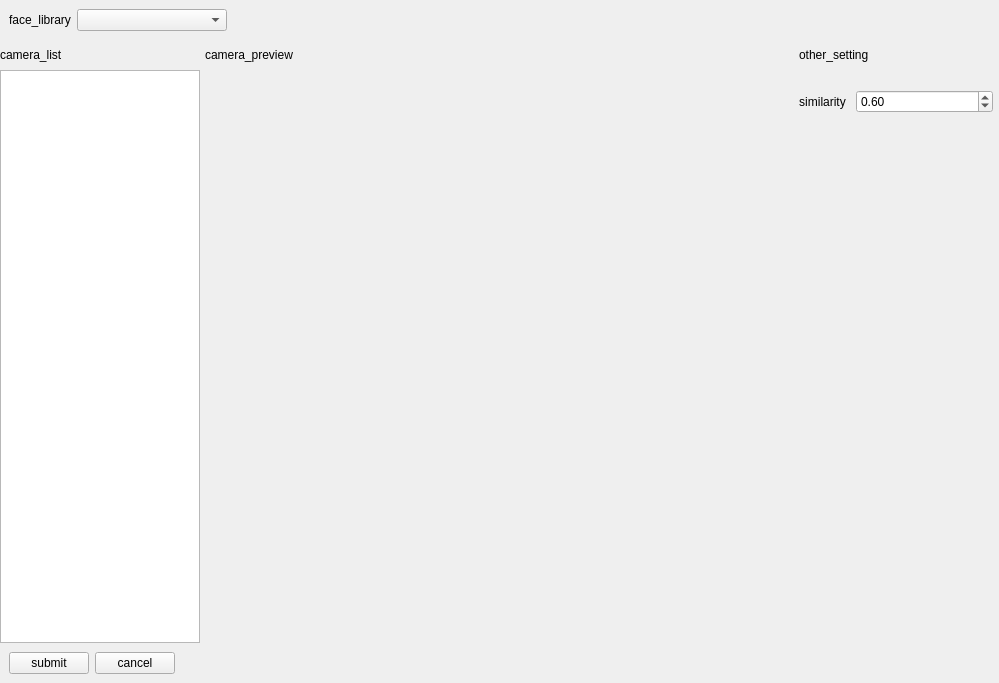
The window that app/ui/FaceTaskUI.ui (Meydan-ZHOU/smileSystem) describes before a commit, drawn with Qt 5.
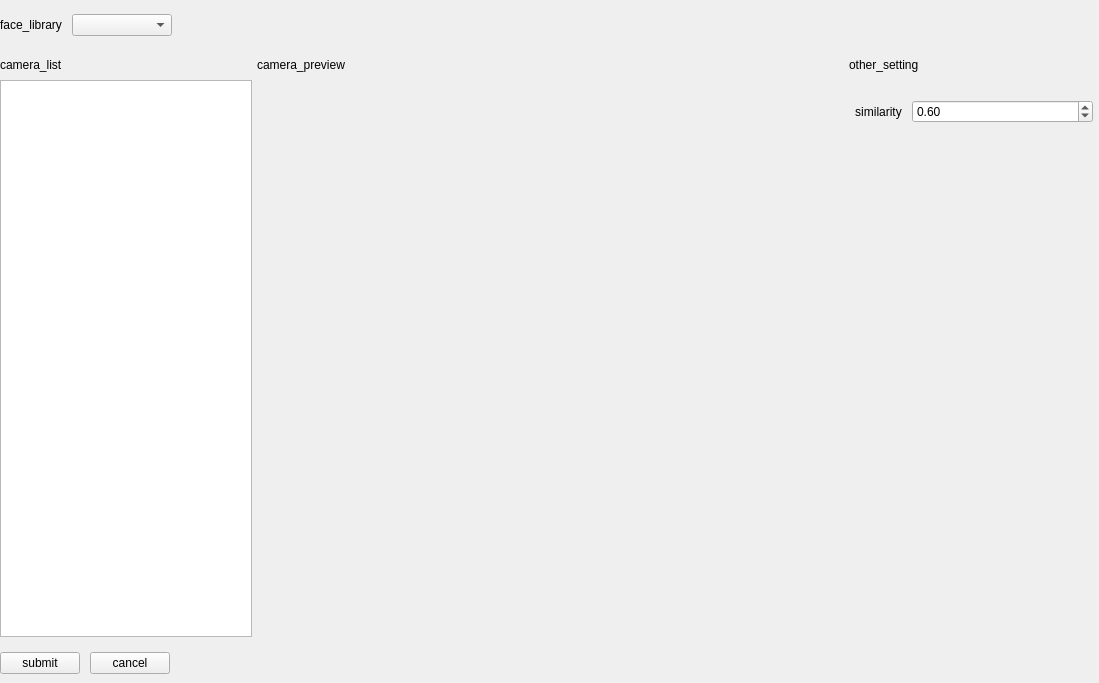
The same window after the commit.

```diff
--- a/app/ui/FaceTaskUI.ui
+++ b/app/ui/FaceTaskUI.ui
@@ -6,7 +6,7 @@
    <rect>
     <x>0</x>
     <y>0</y>
-    <width>999</width>
+    <width>1099</width>
     <height>683</height>
    </rect>
   </property>
@@ -15,7 +15,7 @@
   </property>
   <layout class="QVBoxLayout" name="verticalLayout_5">
    <property name="spacing">
-    <number>0</number>
+    <number>6</number>
    </property>
    <property name="leftMargin">
     <number>0</number>
@@ -61,10 +61,28 @@
         <property name="minimumSize">
          <size>
           <width>0</width>
-          <height>40</height>
+          <height>50</height>
          </size>
         </property>
+        <property name="class" stdset="0">
+         <string>toolbar</string>
+        </property>
         <layout class="QHBoxLayout" name="horizontalLayout_3">
+         <property name="spacing">
+          <number>10</number>
+         </property>
+         <property name="leftMargin">
+          <number>0</number>
+         </property>
+         <property name="topMargin">
+          <number>0</number>
+         </property>
+         <property name="rightMargin">
+          <number>0</number>
+         </property>
+         <property name="bottomMargin">
+          <number>0</number>
+         </property>
          <item>
           <widget class="QLabel" name="label_7">
            <property name="text">
@@ -76,7 +94,7 @@
           <widget class="QComboBox" name="comboBox_face_libray">
            <property name="minimumSize">
             <size>
-             <width>150</width>
+             <width>100</width>
              <height>0</height>
             </size>
            </property>
@@ -132,13 +150,13 @@
            </property>
            <property name="minimumSize">
             <size>
-             <width>200</width>
+             <width>250</width>
              <height>0</height>
             </size>
            </property>
            <property name="maximumSize">
             <size>
-             <width>200</width>
+             <width>275</width>
              <height>16777215</height>
             </size>
            </property>
@@ -180,13 +198,13 @@
                <widget class="QListWidget" name="listWidget_camera">
                 <property name="minimumSize">
                  <size>
-                  <width>180</width>
+                  <width>0</width>
                   <height>0</height>
                  </size>
                 </property>
                 <property name="maximumSize">
                  <size>
-                  <width>200</width>
+                  <width>16777215</width>
                   <height>16777215</height>
                  </size>
                 </property>
@@ -312,13 +330,13 @@
            </property>
            <property name="minimumSize">
             <size>
-             <width>200</width>
+             <width>250</width>
              <height>0</height>
             </size>
            </property>
            <property name="maximumSize">
             <size>
-             <width>200</width>
+             <width>275</width>
              <height>16777215</height>
             </size>
            </property>
@@ -385,6 +403,9 @@
                    <property name="horizontalSpacing">
                     <number>10</number>
                    </property>
+                   <property name="leftMargin">
+                    <number>6</number>
+                   </property>
                    <property name="topMargin">
                     <number>20</number>
                    </property>
@@ -401,7 +422,7 @@
                      </property>
                      <property name="maximumSize">
                       <size>
-                       <width>50</width>
+                       <width>16777215</width>
                        <height>16777215</height>
                       </size>
                      </property>
@@ -463,6 +484,21 @@
       </size>
      </property>
      <layout class="QHBoxLayout" name="horizontalLayout_4">
+      <property name="spacing">
+       <number>10</number>
+      </property>
+      <property name="leftMargin">
+       <number>0</number>
+      </property>
+      <property name="topMargin">
+       <number>0</number>
+      </property>
+      <property name="rightMargin">
+       <number>0</number>
+      </property>
+      <property name="bottomMargin">
+       <number>0</number>
+      </property>
       <item>
        <widget class="QPushButton" name="pushButton_submit">
         <property name="cursor">
```
